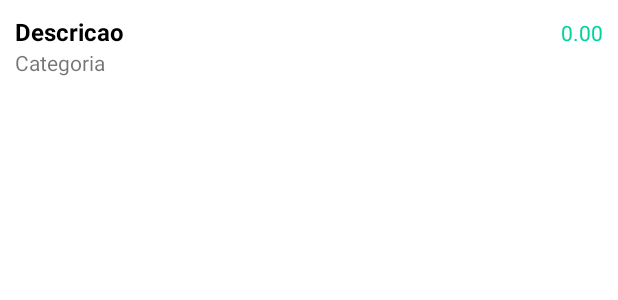
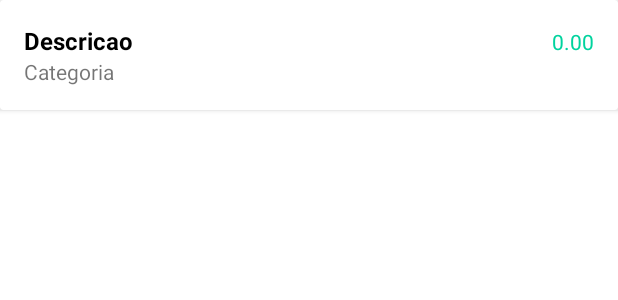
Before and after one commit to AlexandreGLopes/Organizze, an Android app: the layout adapter_lista.xml on its own in the app's theme, with its tools: preview values and no code run, on a phone screen of 412 x 824 dp. Shown: the top 300 px of the screen. Run offline under Robolectric (Android 15) with nearby library versions, the phone set to English and light mode, and no system bars.

```diff
--- a/app/src/main/java/com/cursoandroid/organizze/adapter/AdapterMovimentacoes.java
+++ b/app/src/main/java/com/cursoandroid/organizze/adapter/AdapterMovimentacoes.java
@@ -42,6 +42,7 @@ public class AdapterMovimentacoes extends RecyclerView.Adapter<AdapterMovimentac
         holder.descricao.setText(movimentacao.getCategoria());
         holder.valor.setText(String.valueOf(movimentacao.getValor()));
         holder.categoria.setText(movimentacao.getCategoria());
+        holder.valor.setTextColor(context.getResources().getColor(R.color.colorAccentReceita));
 
         if (movimentacao.getTipo().equals("d")) {
             holder.valor.setTextColor(context.getResources().getColor(R.color.colorAccentDespesa));
--- a/app/src/main/res/layout/adapter_lista.xml
+++ b/app/src/main/res/layout/adapter_lista.xml
@@ -1,8 +1,15 @@
 <?xml version="1.0" encoding="utf-8"?>
-<LinearLayout xmlns:android="http://schemas.android.com/apk/res/android"
+<androidx.cardview.widget.CardView
+    xmlns:android="http://schemas.android.com/apk/res/android"
     android:layout_width="match_parent"
     android:layout_height="wrap_content"
-    android:layout_margin="10dp"
+    android:elevation="3dp"
+    >
+
+<LinearLayout
+    android:layout_width="match_parent"
+    android:layout_height="wrap_content"
+    android:layout_margin="16dp"
     android:orientation="vertical">
 
     <LinearLayout
@@ -37,4 +44,6 @@
         android:layout_height="wrap_content"
         android:gravity="left"
         android:text="Categoria" />
+
 </LinearLayout>
+</androidx.cardview.widget.CardView>
```
Also changed, not shown: app/src/main/java/com/cursoandroid/organizze/activity/PrincipalActivity.java (+124 -2 lines), app/src/main/java/com/cursoandroid/organizze/model/Movimentacao.java (+9 -0 lines).
